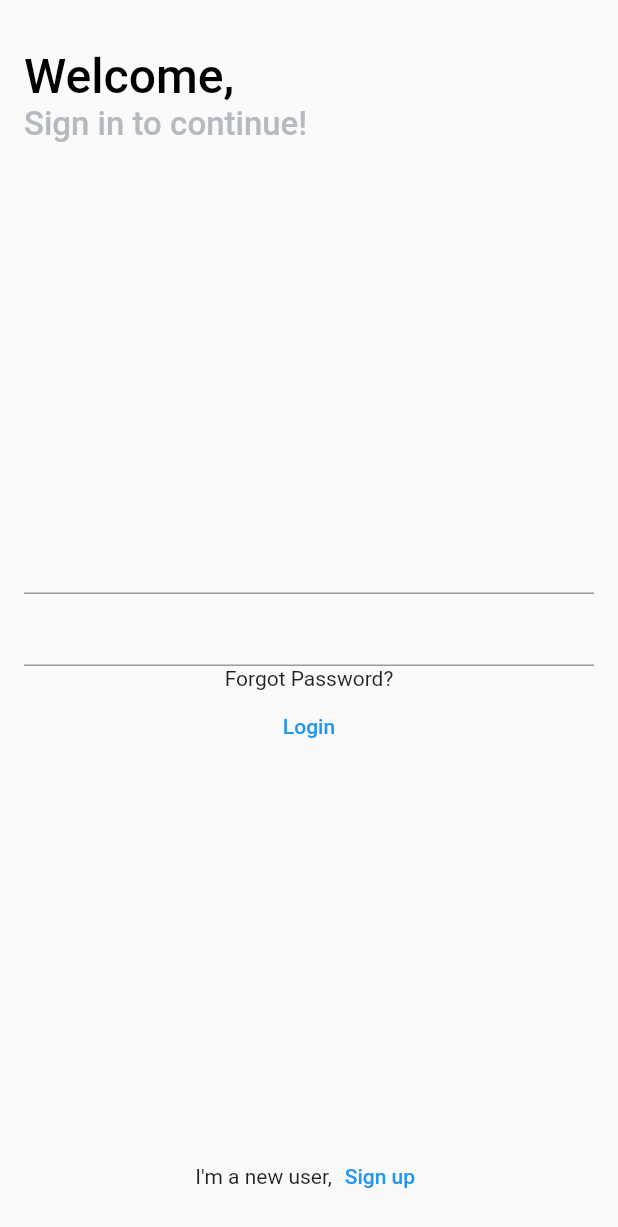
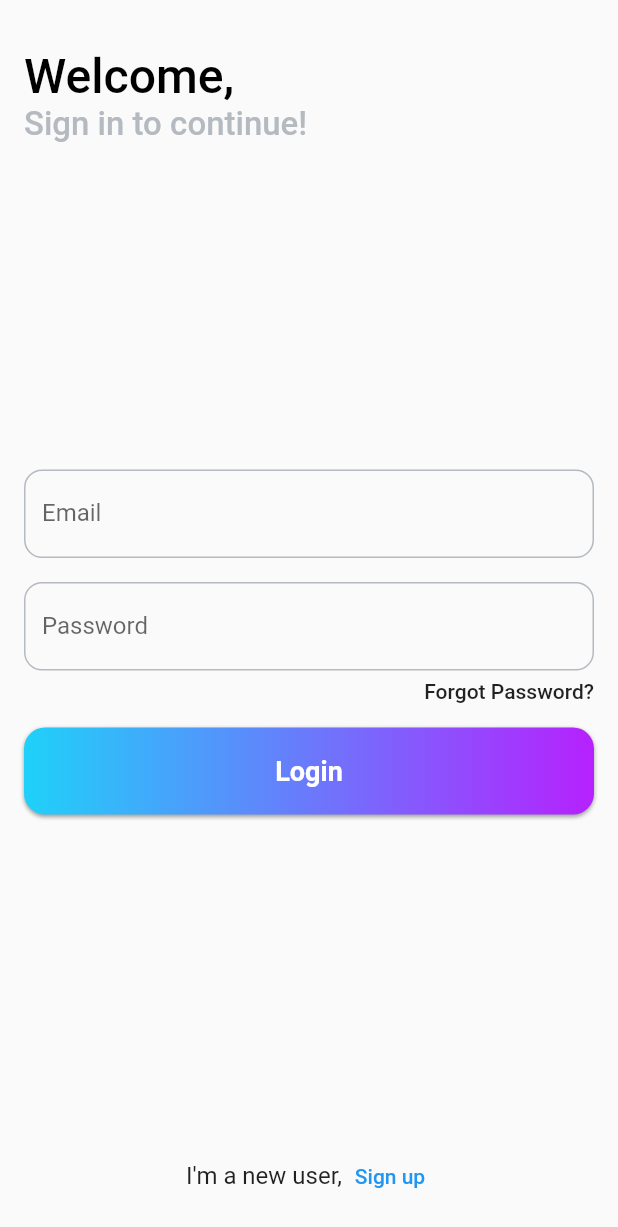
Before and after one commit to alaasouqi-gif/white_coin, a Flutter app: the screen it shows after launch, on a phone screen of 412 x 824 dp. Shown: the top 1227 px of the screen. Run offline on Flutter 3.47's test engine with Material 2 defaults, Android fonts, the phone set to English and light mode, and no system bars.

Commit message:
log in widget

```diff
--- a/lib/Screens/LogIn.dart
+++ b/lib/Screens/LogIn.dart
@@ -1,4 +1,6 @@
 import 'package:flutter/material.dart';
+import 'package:white_coin/constant.dart';
+import 'package:white_coin/Widget/MyButton.dart';
 
 class LogIn extends StatefulWidget {
   @override
@@ -6,12 +8,16 @@ class LogIn extends StatefulWidget {
 }
 
 class _LogInState extends State<LogIn> {
+  String pass;
+  String email;
+
   @override
   Widget build(BuildContext context) {
     return SafeArea(
       child: Scaffold(
           body: Padding(
-        padding: const EdgeInsets.only(top: 32,bottom: 16,left: 16,right: 16),
+        padding:
+            const EdgeInsets.only(top: 32, bottom: 16, left: 16, right: 16),
         child: Column(
           crossAxisAlignment: CrossAxisAlignment.stretch,
           mainAxisAlignment: MainAxisAlignment.spaceBetween,
@@ -30,7 +36,7 @@ class _LogInState extends State<LogIn> {
                 Text(
                   'Sign in to continue!',
                   style: TextStyle(
-                    color: Color(0xffB4BAC0),
+                    color: KSecondColor,
                     fontSize: 22,
                     fontWeight: FontWeight.w500,
                   ),
@@ -39,17 +45,54 @@ class _LogInState extends State<LogIn> {
             ),
             Column(
               children: [
-                TextField(),
-                TextField(),
-                Text(
-                  'Forgot Password?',),
-                TextButton(onPressed: () {}, child: Text('Login'))
+                TextFormField(
+                  onChanged: (value) {
+                    email = value;
+                  },
+                  textInputAction: TextInputAction.next,
+                  decoration: KDecoration.copyWith(labelText: 'Email'),
+                ),
+                SizedBox(
+                  height: 16,
+                ),
+                TextFormField(
+                  obscureText: false,
+                  onChanged: (value) {
+                    pass = value;
+                  },
+                  decoration: KDecoration.copyWith(labelText: 'Password'),
+                ),
+                SizedBox(
+                  height: 6,
+                ),
+                Align(
+                  alignment: Alignment.topRight,
+                  child: GestureDetector(
+                    onTap: (){
+
+                    },
+                    child: Text(
+                      'Forgot Password?',
+                      style: TextStyle(fontWeight: FontWeight.w500),
+                    ),
+                  ),
+                ),
+                SizedBox(
+                  height: 16,
+                ),
+                MyButton(
+                  text: 'Login',
+                  onTap: () {},
+                )
               ],
             ),
             Row(
               mainAxisAlignment: MainAxisAlignment.center,
               children: [
-                Text(' I\'m a new user,'),
+                Text(
+                  ' I\'m a new user,',
+                  style: TextStyle(fontSize: 16),
+                ),
                 TextButton(onPressed: () {}, child: Text('Sign up'))
               ],
             )
--- /dev/null
+++ b/lib/Widget/MyButton.dart
@@ -0,0 +1,54 @@
+import 'package:flutter/material.dart';
+class MyButton extends StatelessWidget {
+  final Function onTap;
+  final String text;
+
+  MyButton({@required this.onTap, this.text}) ;
+
+
+  @override
+  Widget build(BuildContext context) {
+    return GestureDetector(
+      onTap: onTap,
+      child: Container(
+        width: double.infinity,
+        height: 58,
+        foregroundDecoration: BoxDecoration(
+            borderRadius: BorderRadius.all(
+              Radius.circular(18),
+            )),
+        child: Center(
+          child: Text(
+            text,
+            style: TextStyle(
+                color: Colors.white,
+                fontSize: 18,
+                fontWeight: FontWeight.w600),
+          ),
+        ),
+        decoration: BoxDecoration(
+          borderRadius: BorderRadius.all(
+            Radius.circular(
+              14,
+            ),
+          ),
+          gradient: LinearGradient(
+            begin: Alignment.topRight,
+            end: Alignment.topLeft,
+            colors: [
+              Color(0xffb621fe),
+              Color(0xff1fd1f9),
+            ],
+          ),
+          boxShadow: [
+            BoxShadow(
+              color: Colors.grey[500],
+              offset: Offset(0.0, 1.5),
+              blurRadius: 1.5,
+            )
+          ],
+        ),
+      ),
+    );
+  }
+}
--- /dev/null
+++ b/lib/constant.dart
@@ -0,0 +1,23 @@
+import 'package:flutter/material.dart';
+
+const Color KSecondColor = Color(0xffB4BAC0);
+
+const KDecoration = InputDecoration(
+
+  border: OutlineInputBorder(
+      borderRadius: BorderRadius.all(
+    Radius.circular(12),
+  )),
+  enabledBorder: OutlineInputBorder(
+      borderSide: BorderSide(color: KSecondColor),
+      borderRadius: BorderRadius.all(
+        Radius.circular(12),
+      )),
+  focusedBorder: OutlineInputBorder(
+      borderSide: BorderSide(color: Color(0xff1fd1f9), width: 2),
+      borderRadius: BorderRadius.all(
+        Radius.circular(12),
+      )),
+  labelText: '',
+  errorText: null,
+);
```
